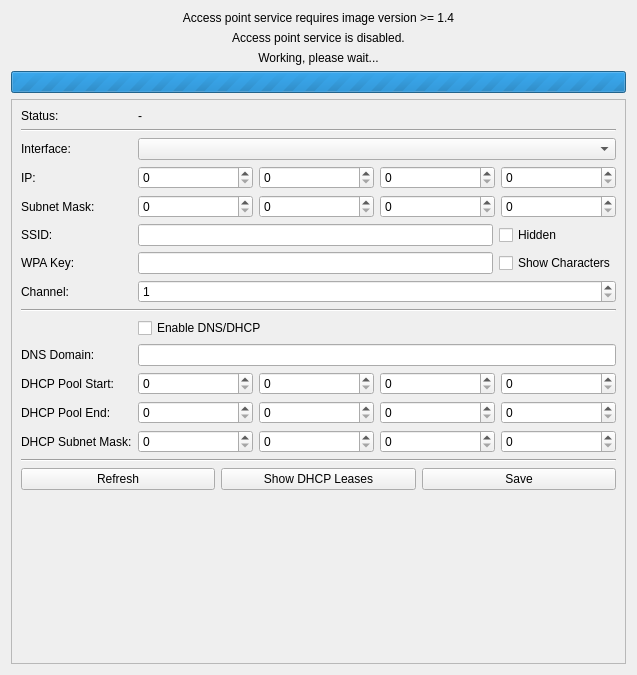
Tinkerforge/brickv, file src/brickv/plugin_system/plugins/red/ui/red_tab_settings_ap.ui: the form before one commit.
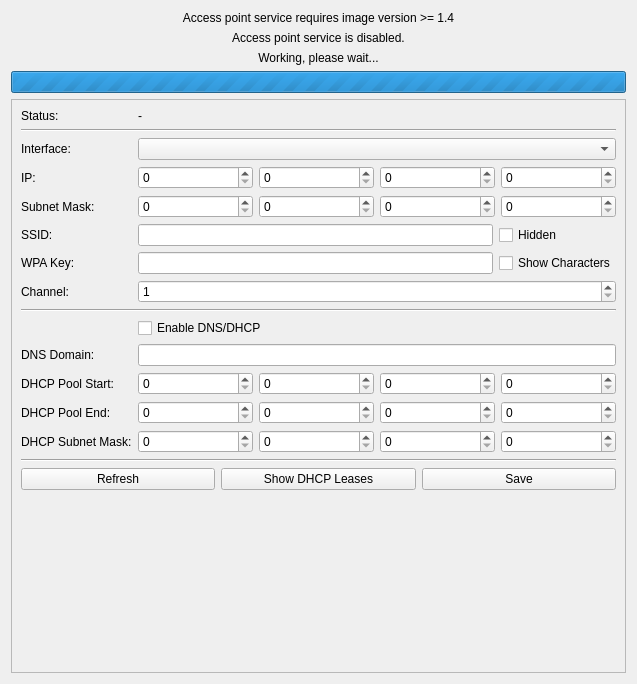
The form after the commit.

```diff
--- a/src/brickv/plugin_system/plugins/red/ui/red_tab_settings_ap.ui
+++ b/src/brickv/plugin_system/plugins/red/ui/red_tab_settings_ap.ui
@@ -7,7 +7,7 @@
     <x>0</x>
     <y>0</y>
     <width>637</width>
-    <height>675</height>
+    <height>684</height>
    </rect>
   </property>
   <property name="windowTitle">
@@ -34,8 +34,8 @@
        <rect>
         <x>0</x>
         <y>0</y>
-        <width>617</width>
-        <height>555</height>
+        <width>615</width>
+        <height>570</height>
        </rect>
       </property>
       <layout class="QGridLayout" name="gridLayout_3">
```
